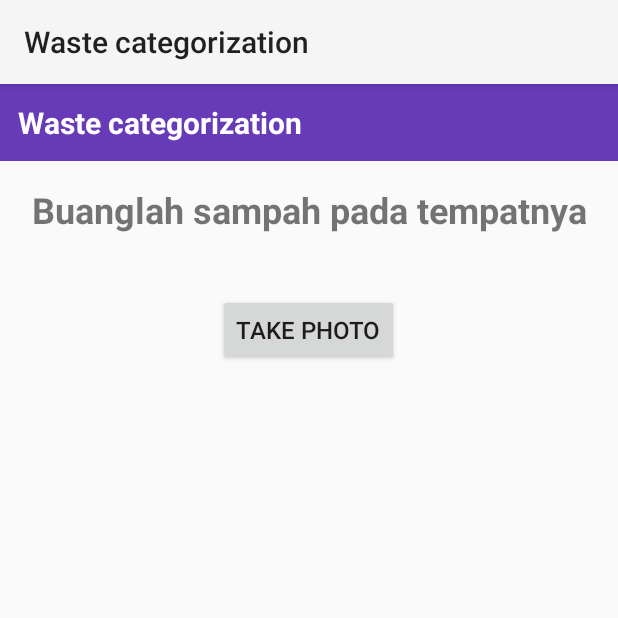
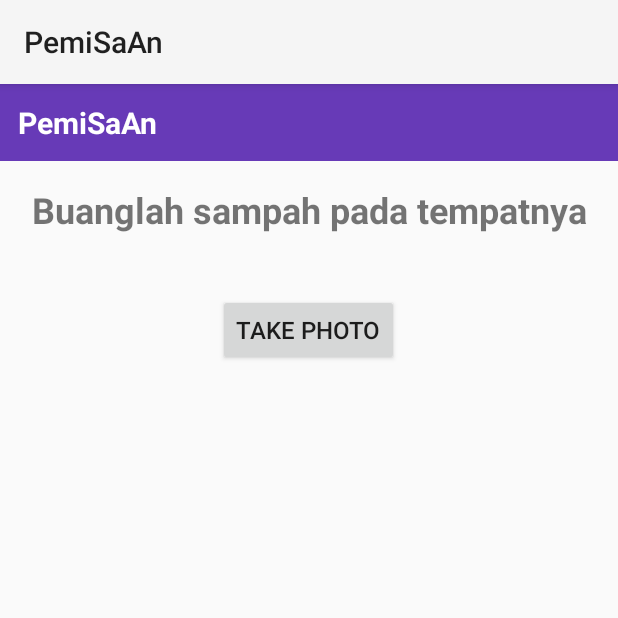
Before and after one commit to gilangalief05/PemiSaAn-pemilahan-sampah-android, an Android app: the screen it shows after launch (MainActivity), on a phone screen of 412 x 824 dp, the top half of it. Run offline under Robolectric (Android 15) with nearby library versions, the phone set to English and light mode, and no system bars.

Commit message:
Update name app
v1.4 beta

```diff
--- a/pemisaan/app/src/main/res/values/strings.xml
+++ b/pemisaan/app/src/main/res/values/strings.xml
@@ -1,6 +1,6 @@
 <resources>
-    <string name="app_name">Waste categorization</string>
-    <string name="BACKEND_URL">https://5782-110-138-165-166.ngrok-free.app</string>
+    <string name="app_name">PemiSaAn</string>
+    <string name="BACKEND_URL">https://8219-110-138-165-166.ngrok-free.app</string>
 
     <!-- DESCRIPTIONS -->
     <string name="desc_IV_camera_view">Camera View</string>
```
